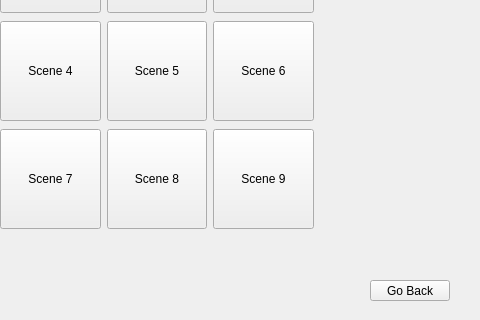
This is menu.ui in eiderprieto/proyecto as Qt 5 draws it before an edit; both pictures show x 170 to 650 and y 130 to 450 of the 650 by 450 pixel window. The edited form follows.
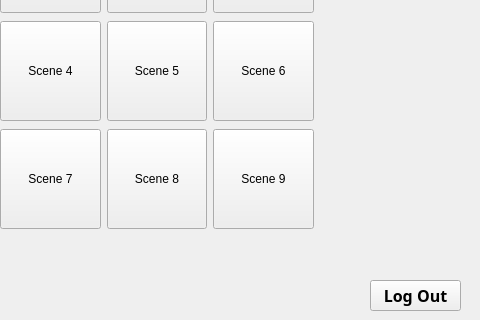
This is the edited form.

Patch:
```diff
--- a/menu.ui
+++ b/menu.ui
@@ -24,12 +24,20 @@
     <rect>
      <x>540</x>
      <y>410</y>
-     <width>80</width>
-     <height>21</height>
+     <width>91</width>
+     <height>31</height>
     </rect>
    </property>
+   <property name="font">
+    <font>
+     <family>Rockwell Extra Bold</family>
+     <pointsize>12</pointsize>
+     <weight>75</weight>
+     <bold>true</bold>
+    </font>
+   </property>
    <property name="text">
-    <string>Go Back</string>
+    <string>Log Out</string>
    </property>
   </widget>
   <widget class="QWidget" name="horizontalLayoutWidget">
```
Left out of the diff: 2 changed lines with no effect on the pictures.
